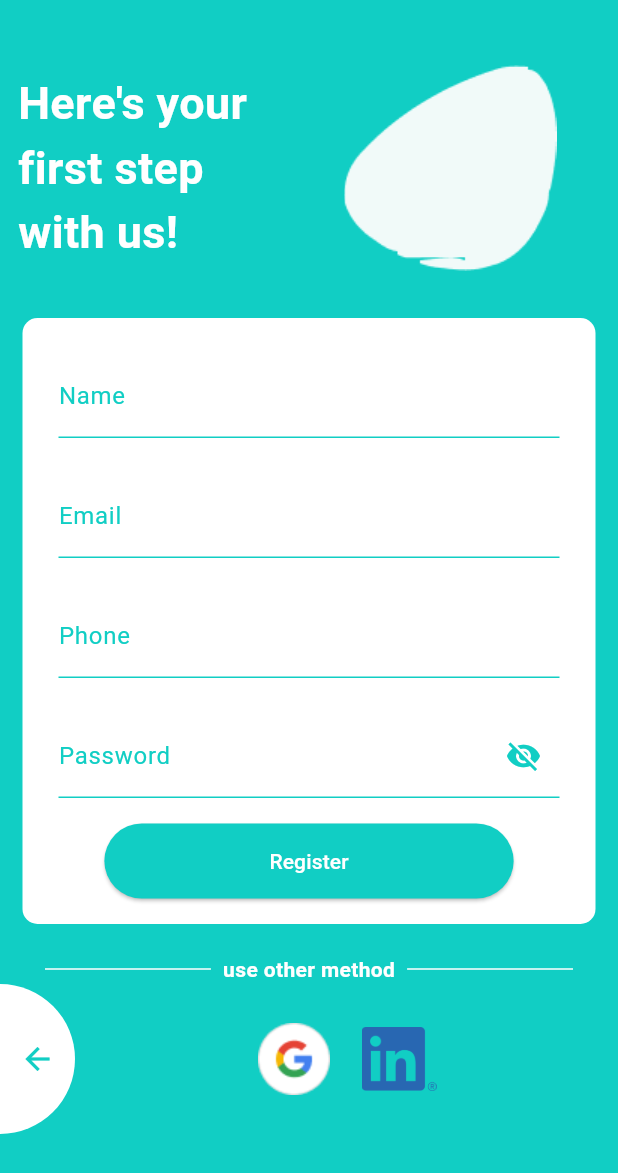
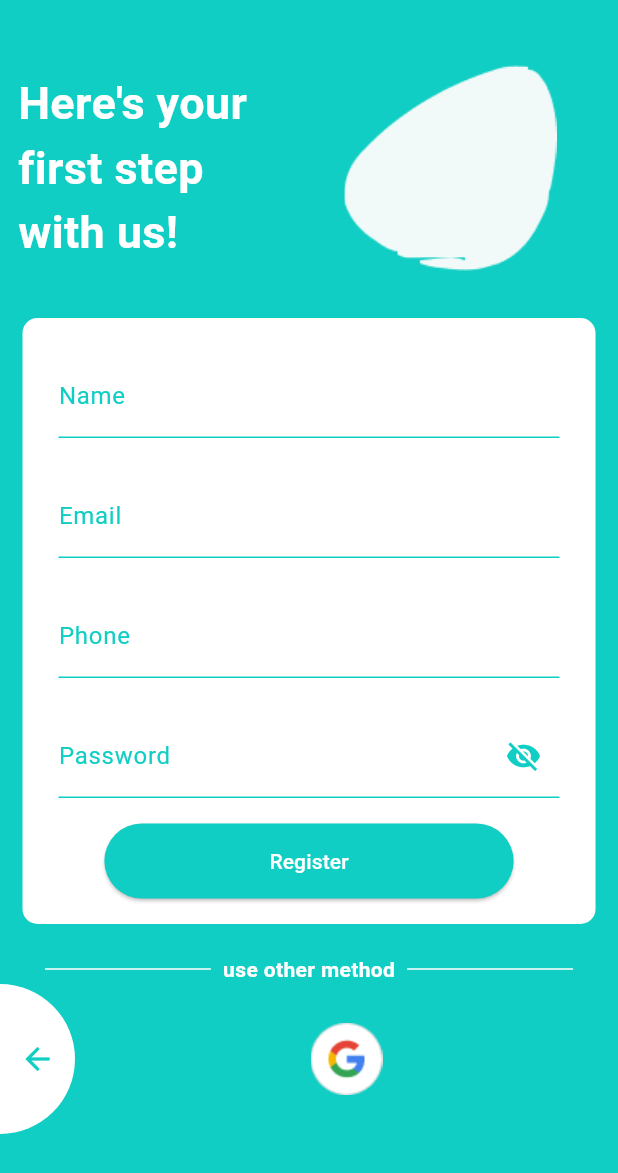
Before and after one commit to codexharoon/AuthDesignInFlutter, a Flutter app: the screen it shows after launch, after a tap on "Login", after a tap on "New User? Register Now", on a phone screen of 412 x 824 dp. Shown: the top 1173 px of the screen. Run offline on Flutter 3.47's test engine with Material 3 defaults, Android fonts, the phone set to English and light mode, and no system bars; our stand-ins replace cloud_firestore, firebase_auth, firebase_core, google_sign_in; accounts and stored records are empty.

```diff
--- a/lib/auth/login_page.dart
+++ b/lib/auth/login_page.dart
@@ -1,6 +1,7 @@
 import 'package:firebase_auth/firebase_auth.dart';
 import 'package:flutter/material.dart';
 import 'package:law_app/Home/home_page.dart';
+import 'package:law_app/auth/authProviders/googleAuth.dart';
 import 'package:law_app/auth/signup_page.dart';
 
 class LoginPage extends StatefulWidget {
@@ -274,16 +275,21 @@ class _LoginPageState extends State<LoginPage> {
                   child: Row(
                     mainAxisAlignment: MainAxisAlignment.center,
                     children: [
-                      Image.asset('assets/images/google.png',
-                          height: 50, width: 50),
-                      const SizedBox(
-                        width: 20,
+                      GestureDetector(
+                        onTap: () {
+                          signInWithGoogle(context);
+                        },
+                        child: Image.asset('assets/images/google.png',
+                            height: 50, width: 50),
                       ),
-                      Image.asset(
-                        'assets/images/linkedin.png',
-                        height: 50,
-                        width: 50,
-                      ),
+                      // const SizedBox(
+                      //   width: 20,
+                      // ),
+                      // Image.asset(
+                      //   'assets/images/linkedin.png',
+                      //   height: 50,
+                      //   width: 50,
+                      // ),
                     ],
                   ),
                 ),
--- a/lib/auth/signup_page.dart
+++ b/lib/auth/signup_page.dart
@@ -1,6 +1,7 @@
 import 'package:cloud_firestore/cloud_firestore.dart';
 import 'package:firebase_auth/firebase_auth.dart';
 import 'package:flutter/material.dart';
+import 'package:law_app/auth/authProviders/googleAuth.dart';
 
 class SignupPage extends StatefulWidget {
   const SignupPage({super.key});
@@ -335,16 +336,21 @@ class _SignupPageState extends State<SignupPage> {
                   child: Row(
                     mainAxisAlignment: MainAxisAlignment.center,
                     children: [
-                      Image.asset('assets/images/google.png',
-                          height: 50, width: 50),
-                      const SizedBox(
-                        width: 20,
+                      GestureDetector(
+                        onTap: () {
+                          signInWithGoogle(context);
+                        },
+                        child: Image.asset('assets/images/google.png',
+                            height: 50, width: 50),
                       ),
-                      Image.asset(
-                        'assets/images/linkedin.png',
-                        height: 50,
-                        width: 50,
-                      ),
+                      // const SizedBox(
+                      //   width: 20,
+                      // ),
+                      // Image.asset(
+                      //   'assets/images/linkedin.png',
+                      //   height: 50,
+                      //   width: 50,
+                      // ),
                     ],
                   ),
                 )
```
Also changed, not shown: lib/auth/authProviders/googleAuth.dart (added, +61 -0 lines), 2 other files.
